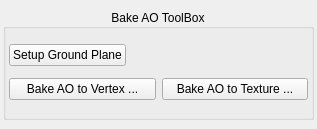
This is src/developer/main/bakingao/widget/ui/bakingaoUI.ui in code-google-com/mayatools as Qt 5 draws it before an edit. The edited form follows.
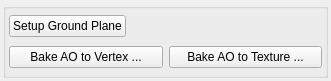
This is the edited form.

```diff
--- a/src/developer/main/bakingao/widget/ui/bakingaoUI.ui
+++ b/src/developer/main/bakingao/widget/ui/bakingaoUI.ui
@@ -6,8 +6,8 @@
    <rect>
     <x>0</x>
     <y>0</y>
-    <width>317</width>
-    <height>129</height>
+    <width>331</width>
+    <height>81</height>
    </rect>
   </property>
   <property name="windowTitle">
@@ -15,25 +15,19 @@
   </property>
   <widget class="QWidget" name="centralwidget">
    <layout class="QVBoxLayout" name="verticalLayout">
-    <property name="leftMargin">
-     <number>3</number>
-    </property>
-    <property name="rightMargin">
+    <property name="margin">
      <number>3</number>
     </property>
     <item>
      <widget class="QGroupBox" name="groupBox_3">
       <property name="title">
-       <string>Bake AO ToolBox</string>
+       <string/>
       </property>
       <property name="alignment">
        <set>Qt::AlignCenter</set>
       </property>
       <layout class="QVBoxLayout" name="verticalLayout_3">
-       <property name="leftMargin">
-        <number>3</number>
-       </property>
-       <property name="rightMargin">
+       <property name="margin">
         <number>3</number>
        </property>
        <item>
```
